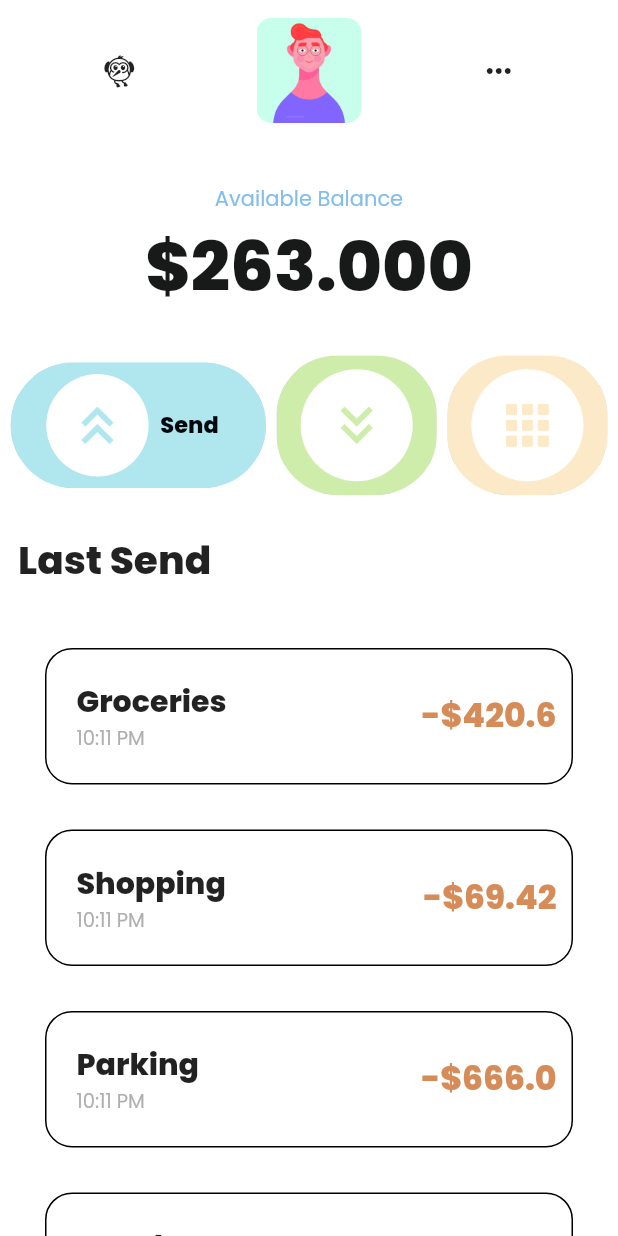
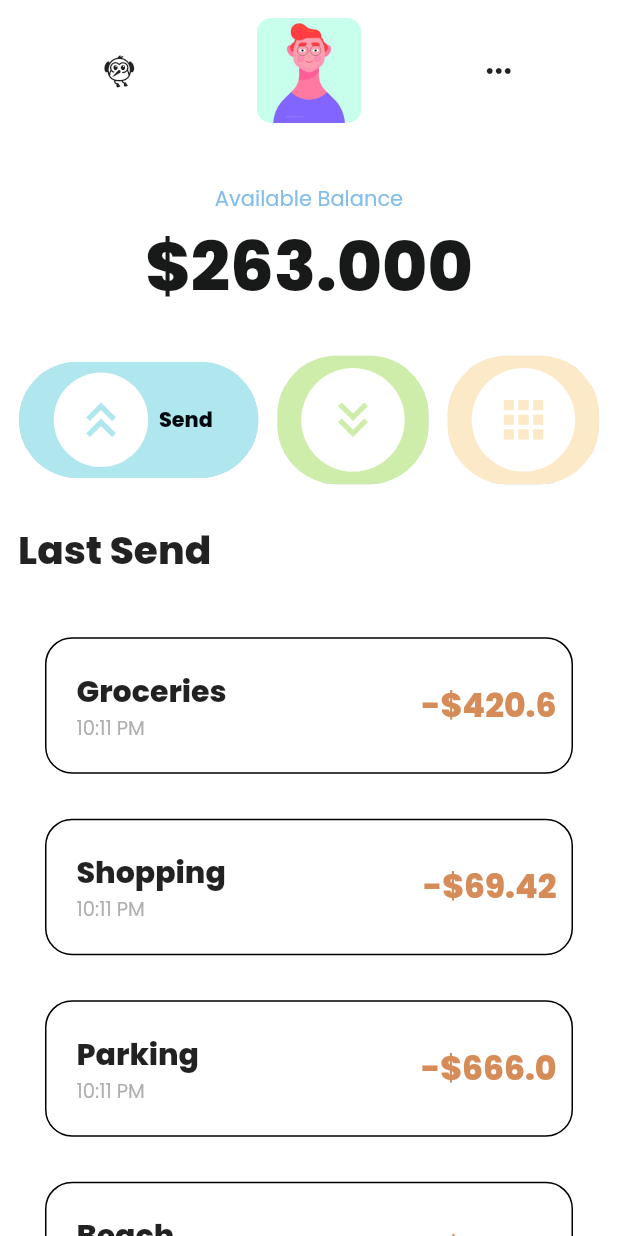
Before and after one commit to aninarafath6/flutter-hacktoberfest, a Flutter app: the screen it shows after launch, on a phone screen of 412 x 824 dp. Run offline on Flutter 3.47's test engine with Material 2 defaults, Android fonts, the phone set to English and light mode, and no system bars.

Commit message:
App Completed

```diff
--- a/Apps/ivanrj7j/lib/main.dart
+++ b/Apps/ivanrj7j/lib/main.dart
@@ -1,7 +1,6 @@
 import 'package:flutter/material.dart';
-import 'package:flutter_svg/flutter_svg.dart';
-import 'package:ivanrj7j/utils/CustomTile.dart';
-import 'package:ivanrj7j/utils/ExpandableButton.dart';
+import 'package:ivanrj7j/pages/BalancePage.dart';
+
 
 void main() {
   runApp(const MyApp());
@@ -14,148 +13,7 @@ class MyApp extends StatelessWidget {
   @override
   Widget build(BuildContext context) {
     return MaterialApp(
-      title: 'Flutter Demo',
-      theme: ThemeData(
-        // This is the theme of your application.
-        //
-        // Try running your application with "flutter run". You'll see the
-        // application has a blue toolbar. Then, without quitting the app, try
-        // changing the primarySwatch below to Colors.green and then invoke
-        // "hot reload" (press "r" in the console where you ran "flutter run",
-        // or simply save your changes to "hot reload" in a Flutter IDE).
-        // Notice that the counter didn't reset back to zero; the application
-        // is not restarted.
-        primarySwatch: Colors.blue,
-      ),
       home: BalancePage(balance: "263.000", userImage: "assets/images/avatar.jpg",),
     );
   }
 }
-
-class BalancePage extends StatefulWidget {
-  late String currency, balance, userImage;
-  bool sendButtonExpanded = true;
-  bool receiveButtonExpanded = false;
-  BalancePage({Key? key, required this.balance, this.currency="\$", required this.userImage}) : super(key: key);
-
-  @override
-  State<BalancePage> createState() => _BalancePageState();
-}
-
-class _BalancePageState extends State<BalancePage> {
-  void collapseButtons(){
-    setState(() {
-      widget.sendButtonExpanded = !widget.sendButtonExpanded;
-      widget.receiveButtonExpanded = !widget.receiveButtonExpanded;
-    });
-  }
-  @override
-  Widget build(BuildContext context) {
-    String heading;
-    List<CustomTile> customTiles = [
-      CustomTile(title: "Groceries", isLoss: widget.sendButtonExpanded, money: "420.6",),
-      CustomTile(title: "Shopping", isLoss: widget.sendButtonExpanded, money: "69.42",),
-      CustomTile(title: "Parking", isLoss: widget.sendButtonExpanded, money: "666.0",),
-      CustomTile(title: "Beach", isLoss: widget.sendButtonExpanded, money: "02.42",),
-    ];
-    if(widget.sendButtonExpanded){
-      heading = "Last Send";
-    }else{
-      heading = "Last Received";
-    }
-    Widget sendButton = ExpandableButton(text: "Send", icon: Icons.keyboard_double_arrow_up, mainColor: const Color(0xFFb0e6ee), expanded: widget.sendButtonExpanded,size: 0.65, onclickFunction: collapseButtons,);
-    Widget receiveButton = ExpandableButton(text: "Receive", icon: Icons.keyboard_double_arrow_down, mainColor: const Color(0xFFcfedaa),size: 0.65, onclickFunction: collapseButtons, expanded: widget.receiveButtonExpanded,);
-
-    return Scaffold(
-      body: SafeArea(
-        child: Container(
-          color: const Color(0xFFffffff),
-          child: Column(
-            crossAxisAlignment: CrossAxisAlignment.stretch,
-            children: [
-              Column(
-              crossAxisAlignment: CrossAxisAlignment.center,
-              children: [
-                Row(
-                  mainAxisAlignment: MainAxisAlignment.spaceEvenly,
-                  children: [
-                    const Icon(Icons.flutter_dash),
-                    // placeholder logo,
-
-                    Padding(
-                      padding: const EdgeInsets.all(12.0),
-                      child: ClipRRect(
-                        borderRadius: BorderRadius.circular(10) ,
-                        child: Image.asset(
-                            widget.userImage,
-                            width: 70,
-                        ),
-                      ),
-                    ),
-                    // avatar image
-
-                    const Icon(Icons.more_horiz_rounded),
-
-                  ],
-                ),
-                /* User Info Section */
-
-                const SizedBox(height: 28,),
-
-                Column(
-                  children: [
-                    const Text("Available Balance",
-                    style: TextStyle(
-                      color: Color(0xFF83bdea),
-                      fontFamily: "Poppins"
-                    ),),
-                    Text(
-                        "${widget.currency}${widget.balance}",
-                    style: const TextStyle(
-                      color: Color(0xFF181919),
-                      fontSize: 46,
-                      fontFamily: "Poppins",
-                      fontWeight: FontWeight.bold
-                    ),)
-                  ],
-                ),
-                /*Balance Section*/
-
-                const SizedBox(height: 25,),
-
-                Row(
-                  mainAxisAlignment: MainAxisAlignment.spaceEvenly,
-                  children: [
-                      sendButton,
-                      receiveButton,
-                      ExpandableButton(text: "Send", icon: Icons.apps_rounded, mainColor: const Color(0xFFfce9c8),size: 0.65, expandable: false, onclickFunction: (){},),
-                  ],
-                )
-                /* send and receive section */
-
-              ],
-            ),
-              Padding(
-                padding: const EdgeInsets.symmetric(horizontal: 12, vertical: 24),
-                child: Text(heading,
-                style: const TextStyle(
-                  fontSize: 26,
-                  fontFamily: "Poppins",
-                  fontWeight: FontWeight.bold,
-                ),),
-              ),
-              /* Heading Text */
-
-              Expanded(
-                child: ListView(
-                  scrollDirection: Axis.vertical,
-                  children:  customTiles,
-                ),
-              )
-            ],
-          ),
-        ),
-      ),
-    );
-  }
-}
--- /dev/null
+++ b/Apps/ivanrj7j/lib/pages/BalancePage.dart
@@ -0,0 +1,135 @@
+import 'package:flutter/material.dart';
+import 'package:ivanrj7j/pages/SendPage.dart';
+import 'package:ivanrj7j/utils/CustomTile.dart';
+import 'package:ivanrj7j/utils/ExpandableButton.dart';
+
+
+class BalancePage extends StatefulWidget {
+  late String currency, balance, userImage;
+  bool sendButtonExpanded = true;
+  bool receiveButtonExpanded = false;
+  BalancePage({Key? key, required this.balance, this.currency="\$", required this.userImage}) : super(key: key);
+
+  @override
+  State<BalancePage> createState() => _BalancePageState();
+}
+
+class _BalancePageState extends State<BalancePage> {
+  void collapseButtons(){
+    setState(() {
+      widget.sendButtonExpanded = !widget.sendButtonExpanded;
+      widget.receiveButtonExpanded = !widget.receiveButtonExpanded;
+    });
+  }
+  @override
+  Widget build(BuildContext context) {
+    String heading;
+    List<CustomTile> customTiles = [
+      CustomTile(title: "Groceries", isLoss: widget.sendButtonExpanded, money: "420.6",),
+      CustomTile(title: "Shopping", isLoss: widget.sendButtonExpanded, money: "69.42",),
+      CustomTile(title: "Parking", isLoss: widget.sendButtonExpanded, money: "666.0",),
+      CustomTile(title: "Beach", isLoss: widget.sendButtonExpanded, money: "02.42",),
+    ];
+    if(widget.sendButtonExpanded){
+      heading = "Last Send";
+    }else{
+      heading = "Last Received";
+    }
+    Widget sendButton = ExpandableButton(text: "Send", icon: Icons.keyboard_double_arrow_up, mainColor: const Color(0xFFb0e6ee), expanded: widget.sendButtonExpanded,size: 0.6, onclickFunction: collapseButtons,);
+    Widget receiveButton = ExpandableButton(text: "Receive", icon: Icons.keyboard_double_arrow_down, mainColor: const Color(0xFFcfedaa),size: 0.6, onclickFunction: collapseButtons, expanded: widget.receiveButtonExpanded,);
+
+    return Scaffold(
+      body: SafeArea(
+        child: Container(
+          color: const Color(0xFFffffff),
+          child: Column(
+            crossAxisAlignment: CrossAxisAlignment.stretch,
+            children: [
+              Column(
+                crossAxisAlignment: CrossAxisAlignment.center,
+                children: [
+                  Row(
+                    mainAxisAlignment: MainAxisAlignment.spaceEvenly,
+                    children: [
+                      const Icon(Icons.flutter_dash),
+                      // placeholder logo,
+
+                      Padding(
+                        padding: const EdgeInsets.all(12.0),
+                        child: ClipRRect(
+                          borderRadius: BorderRadius.circular(10) ,
+                          child: Image.asset(
+                            widget.userImage,
+                            width: 70,
+                          ),
+                        ),
+                      ),
+                      // avatar image
+
+                      const Icon(Icons.more_horiz_rounded),
+
+                    ],
+                  ),
+                  /* User Info Section */
+
+                  const SizedBox(height: 28,),
+
+                  Column(
+                    children: [
+                      const Text("Available Balance",
+                        style: TextStyle(
+                            color: Color(0xFF83bdea),
+                            fontFamily: "Poppins"
+                        ),),
+                      Text(
+                        "${widget.currency}${widget.balance}",
+                        style: const TextStyle(
+                            color: Color(0xFF181919),
+                            fontSize: 46,
+                            fontFamily: "Poppins",
+                            fontWeight: FontWeight.bold
+                        ),)
+                    ],
+                  ),
+                  /*Balance Section*/
+
+                  const SizedBox(height: 25,),
+
+                  Row(
+                    mainAxisAlignment: MainAxisAlignment.spaceEvenly,
+                    children: [
+                      sendButton,
+                      receiveButton,
+                      ExpandableButton(text: "Send", icon: Icons.apps_rounded, mainColor: const Color(0xFFfce9c8),size: 0.6, expandable: false, onclickFunction: (){
+                        Navigator.push(context, MaterialPageRoute(builder: (context) => const SendPage()),);
+                      },),
+                    ],
+                  )
+                  /* send and receive section */
+
+                ],
+              ),
+              Padding(
+                padding: const EdgeInsets.symmetric(horizontal: 12, vertical: 24),
+                child: Text(heading,
+                  style: const TextStyle(
+                    fontSize: 26,
+                    fontFamily: "Poppins",
+                    fontWeight: FontWeight.bold,
+                  ),),
+              ),
+              /* Heading Text */
+
+              Expanded(
+                child: ListView(
+                  scrollDirection: Axis.vertical,
+                  children:  customTiles,
+                ),
+              )
+            ],
+          ),
+        ),
+      ),
+    );
+  }
+}
--- a/Apps/ivanrj7j/lib/utils/ExpandableButton.dart
+++ b/Apps/ivanrj7j/lib/utils/ExpandableButton.dart
@@ -22,9 +22,7 @@ class _ExpandableButtonState extends State<ExpandableButton> {
       child: ElevatedButton(
           onPressed: (){
             setState(() {
-              if(widget.expandable){
               widget.onclickFunction();
-              }
             });
           },
           style:  ButtonStyle(
@@ -70,9 +68,7 @@ class _ExpandableButtonState extends State<ExpandableButton> {
       child: ElevatedButton(
         onPressed: (){
           setState(() {
-            if (widget.expandable) {
               widget.onclickFunction();
-            }
           });
         },
         style:  ButtonStyle(
```
Also changed, not shown: Apps/ivanrj7j/lib/pages/SendPage.dart (added, +129 -0 lines), Apps/ivanrj7j/lib/utils/SendCard.dart (added, +47 -0 lines).
